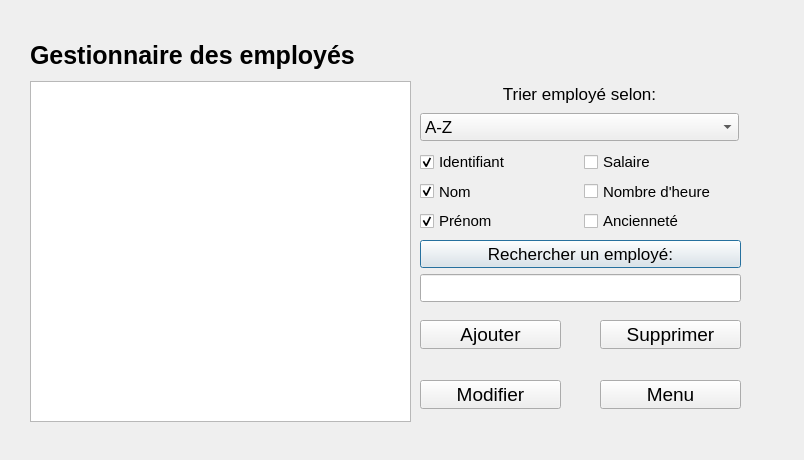
First picture: the form in UI/MenuEmploye.ui, repository LePerron/Application-gestion-employes-projet-session-2023, before the edit.
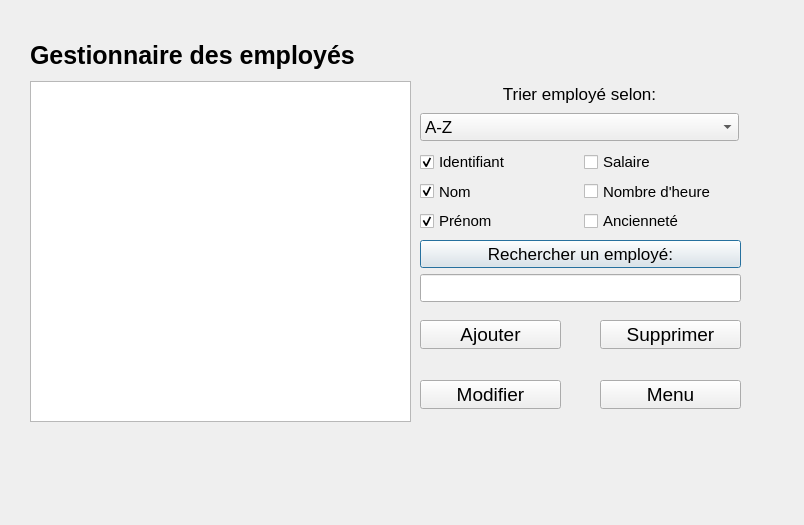
Second picture: the form after the edit.

Patch:
```diff
--- a/UI/MenuEmploye.ui
+++ b/UI/MenuEmploye.ui
@@ -7,7 +7,7 @@
     <x>0</x>
     <y>0</y>
     <width>804</width>
-    <height>460</height>
+    <height>525</height>
    </rect>
   </property>
   <property name="font">
```
